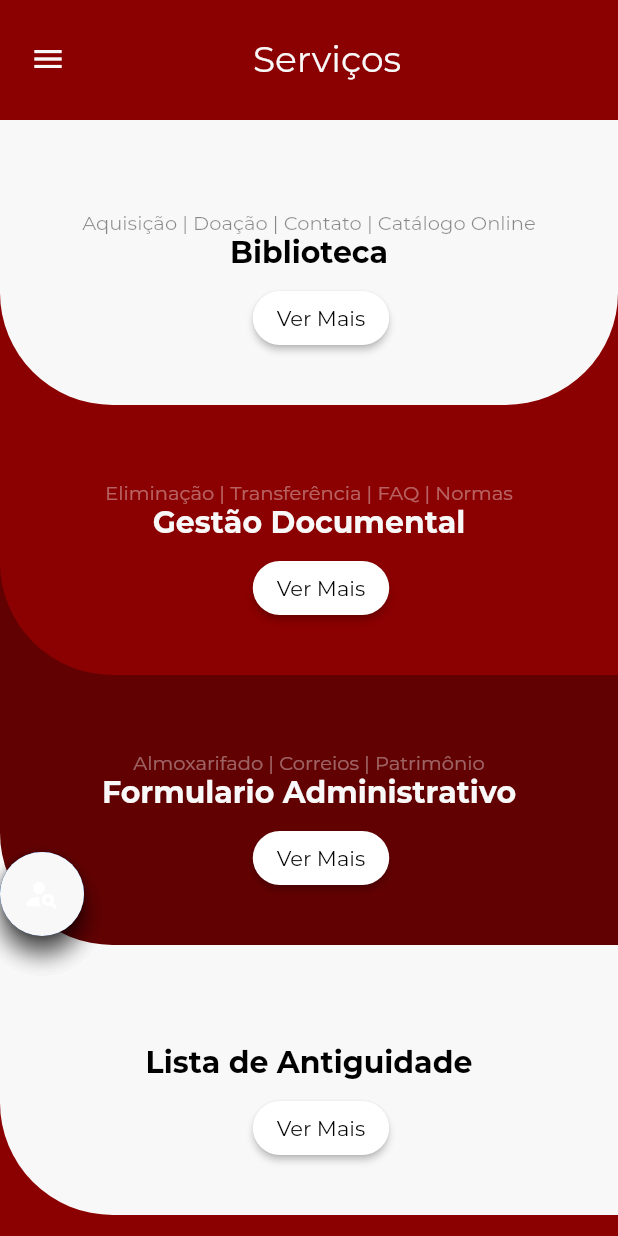
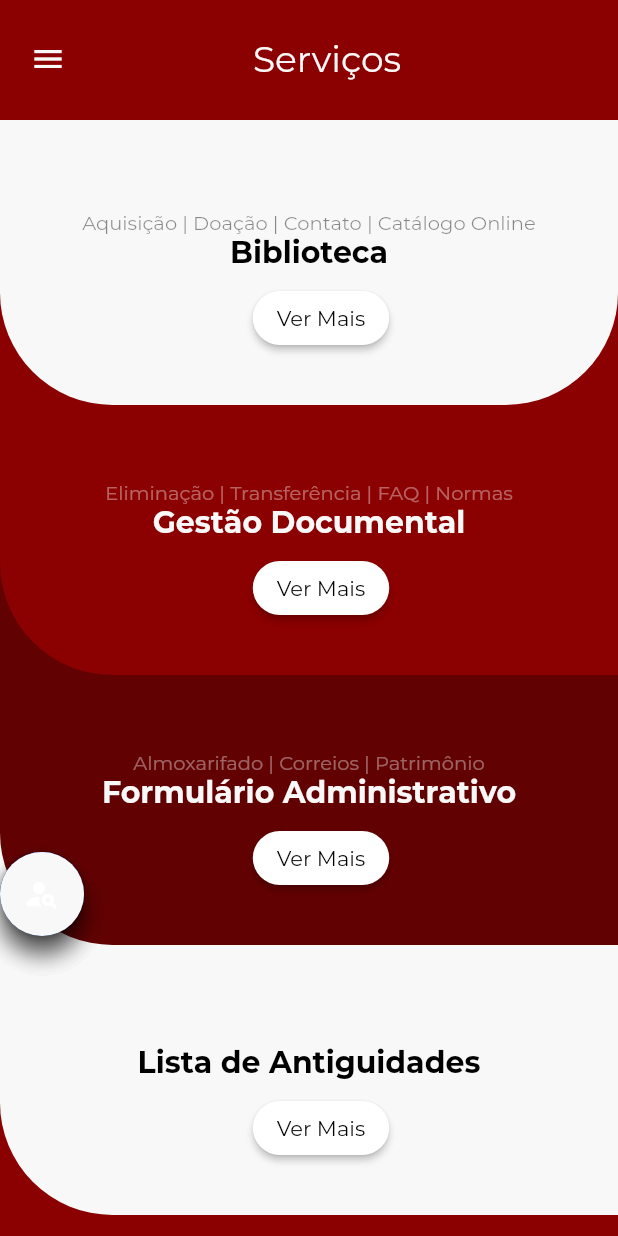
Before and after one commit to PapitoTI/Challenge_MPSP, a Flutter app: the Services widget shown alone on an empty page, opened directly, on a phone screen of 412 x 824 dp. Run offline on Flutter 3.47's test engine with Material 2 defaults, Android fonts, the phone set to English and light mode, and no system bars; our stand-ins replace bloc, flutter_bloc, font_awesome_flutter, google_fonts.

Commit message:
Correções de links e títulos

```diff
--- a/lib/views/services_view.dart
+++ b/lib/views/services_view.dart
@@ -89,7 +89,7 @@ class Services extends StatelessWidget with NavigationStates {
                               children: [
                                 Container(
                                   child: Text(
-                                    "Demostrativo | Comprovante | Contato",
+                                    "Demonstrativo | Comprovante | Contato",
                                     style: TextStyle(
                                         fontSize: 13,
                                         color: Colors.black38,
@@ -254,7 +254,7 @@ class Services extends StatelessWidget with NavigationStates {
                               children: [
                                 Container(
                                   child: Text(
-                                    "TRIBUNAIS | CONSELHOS",
+                                    "Tribunais | Conselhos",
                                     style: TextStyle(
                                         fontSize: 13,
                                         color: Colors.black38,
@@ -419,7 +419,7 @@ class Services extends StatelessWidget with NavigationStates {
                               children: [
                                 Container(
                                   child: Text(
-                                    "Lista de Antiguidade",
+                                    "Lista de Antiguidades",
                                     style: TextStyle(
                                         fontSize: 20,
                                         color: Colors.black,
@@ -474,7 +474,7 @@ class Services extends StatelessWidget with NavigationStates {
                                 ),
                                 Container(
                                   child: Text(
-                                    "Formulario Administrativo",
+                                    "Formulário Administrativo",
                                     style: TextStyle(
                                         fontSize: 20,
                                         color: Palette.brancompsp,
```
Also changed, not shown: lib/widgets/cartilhas_widgets.dart (+8 -8 lines).
